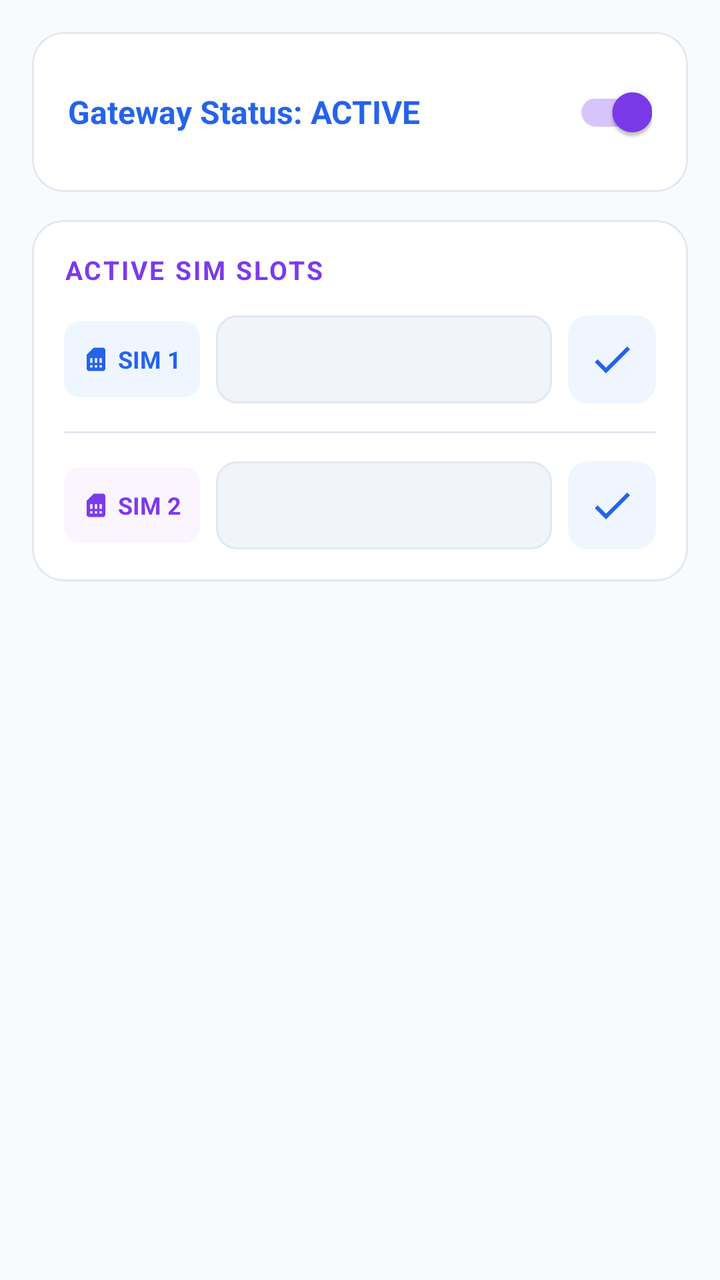
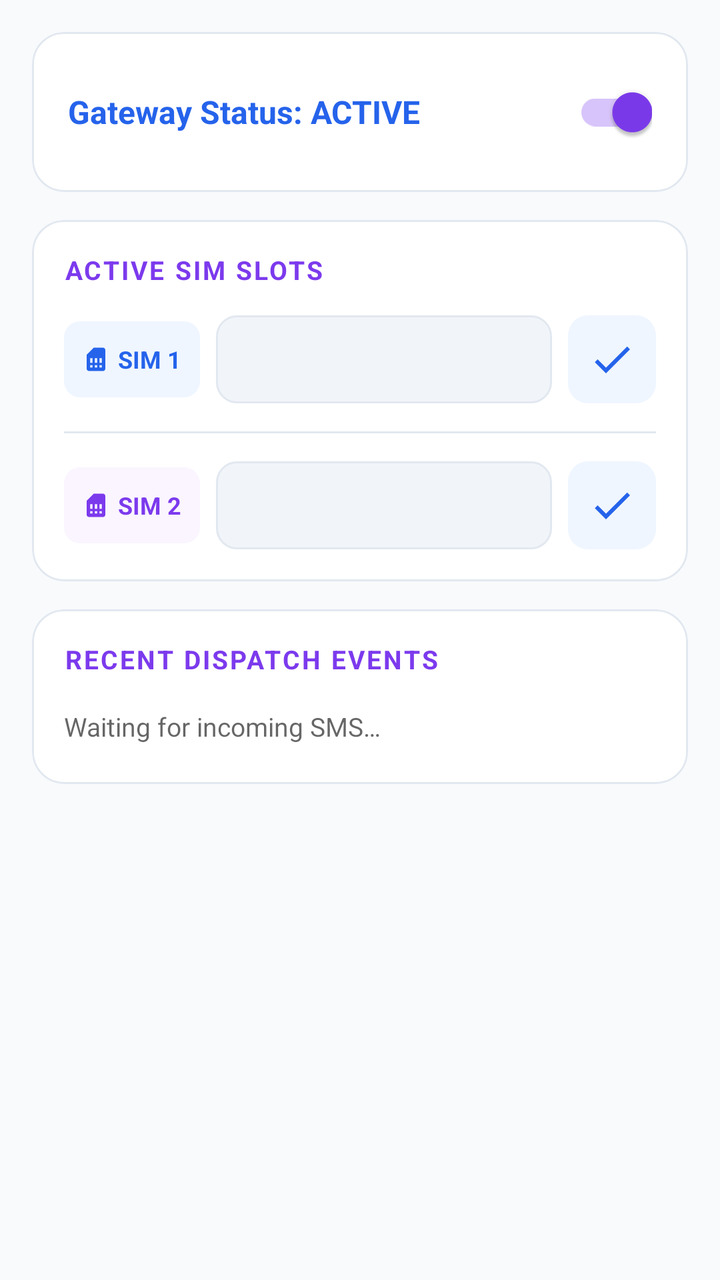

Two renders of the same Android screen: before a commit and after it. Below are the layout's source before the change and the commit's diff.
<!-- AndroidManifest.xml: application theme AppTheme -->
<!-- res/layout/activity_main.xml -->
<?xml version="1.0" encoding="utf-8"?>
<ScrollView xmlns:android="http://schemas.android.com/apk/res/android"
    xmlns:app="http://schemas.android.com/apk/res-auto"
    xmlns:tools="http://schemas.android.com/tools"
    android:layout_width="match_parent"
    android:layout_height="match_parent"
    android:fillViewport="true"
    android:background="@color/colorBackground"
    tools:context=".MainActivity">

    <LinearLayout
        android:layout_width="match_parent"
        android:layout_height="wrap_content"
        android:orientation="vertical"
        android:padding="16dp">

        
        <com.google.android.material.card.MaterialCardView
            android:layout_width="match_parent"
            android:layout_height="wrap_content"
            android:layout_marginBottom="14dp"
            app:cardCornerRadius="16dp"
            app:cardElevation="0dp"
            app:strokeWidth="1dp"
            app:strokeColor="@color/colorInputBorder"
            app:cardBackgroundColor="@color/colorSurface">

            <RelativeLayout
                android:layout_width="match_parent"
                android:layout_height="wrap_content"
                android:paddingStart="18dp"
                android:paddingEnd="18dp"
                android:paddingTop="16dp"
                android:paddingBottom="16dp">

                <TextView
                    android:id="@+id/text_status"
                    android:layout_width="wrap_content"
                    android:layout_height="wrap_content"
                    android:layout_alignParentStart="true"
                    android:layout_centerVertical="true"
                    android:layout_toStartOf="@+id/switch_master"
                    android:text="@string/status_active"
                    android:textColor="@color/colorPrimary"
                    android:textSize="16sp"
                    android:textStyle="bold" />

                <androidx.appcompat.widget.SwitchCompat
                    android:id="@+id/switch_master"
                    android:layout_width="wrap_content"
                    android:layout_height="wrap_content"
                    android:layout_alignParentEnd="true"
                    android:layout_centerVertical="true"
                    android:checked="true" />
            </RelativeLayout>
        </com.google.android.material.card.MaterialCardView>

        
        <com.google.android.material.card.MaterialCardView
            android:layout_width="match_parent"
            android:layout_height="wrap_content"
            app:cardCornerRadius="16dp"
            app:cardElevation="0dp"
            app:strokeWidth="1dp"
            app:strokeColor="@color/colorInputBorder"
            app:cardBackgroundColor="@color/colorSurface">

            <LinearLayout
                android:layout_width="match_parent"
                android:layout_height="wrap_content"
                android:orientation="vertical"
                android:padding="16dp">

                <TextView
                    android:layout_width="wrap_content"
                    android:layout_height="wrap_content"
                    android:layout_marginBottom="14dp"
                    android:text="@string/label_sim_section"
                    style="@style/AppTheme.SectionHeader" />

                
                <LinearLayout
                    android:layout_width="match_parent"
                    android:layout_height="wrap_content"
                    android:gravity="center_vertical"
                    android:orientation="horizontal">

                    
                    <LinearLayout
                        android:layout_width="68dp"
                        android:layout_height="38dp"
                        android:gravity="center"
                        android:orientation="horizontal"
                        android:background="@drawable/bg_badge_sim1">

                        <ImageView
                            android:layout_width="14dp"
                            android:layout_height="14dp"
                            android:src="@drawable/ic_sim_card"
                            app:tint="@color/colorSim1Text" />

                        <TextView
                            android:layout_width="wrap_content"
                            android:layout_height="wrap_content"
                            android:layout_marginStart="4dp"
                            android:text="@string/label_sim1"
                            android:textColor="@color/colorSim1Text"
                            android:textSize="12sp"
                            android:textStyle="bold" />
                    </LinearLayout>

                    
                    <EditText
                        android:id="@+id/input_sim1"
                        android:layout_width="0dp"
                        android:layout_height="44dp"
                        android:layout_weight="1"
                        android:layout_marginStart="8dp"
                        android:layout_marginEnd="8dp"
                        android:background="@drawable/bg_input_field"
                        android:inputType="phone"
                        android:maxLines="1"
                        android:paddingStart="12dp"
                        android:paddingEnd="12dp"
                        android:textColor="?android:attr/textColorPrimary"
                        android:textSize="15sp"
                        android:fontFamily="sans-serif-medium"
                        android:importantForAutofill="no" />

                    
                    <ImageButton
                        android:id="@+id/btn_save_sim1"
                        android:layout_width="44dp"
                        android:layout_height="44dp"
                        android:background="@drawable/bg_btn_save"
                        android:src="@drawable/ic_check_save"
                        app:tint="@color/colorSaveBtnIcon"
                        android:padding="10dp"
                        android:contentDescription="Save SIM 1" />
                </LinearLayout>

                
                <View
                    android:layout_width="match_parent"
                    android:layout_height="1dp"
                    android:layout_marginTop="14dp"
                    android:layout_marginBottom="14dp"
                    android:background="@color/colorDivider" />

                
                <LinearLayout
                    android:layout_width="match_parent"
                    android:layout_height="wrap_content"
                    android:gravity="center_vertical"
                    android:orientation="horizontal">

                    
                    <LinearLayout
                        android:layout_width="68dp"
                        android:layout_height="38dp"
                        android:gravity="center"
                        android:orientation="horizontal"
                        android:background="@drawable/bg_badge_sim2">

                        <ImageView
                            android:layout_width="14dp"
                            android:layout_height="14dp"
                            android:src="@drawable/ic_sim_card"
                            app:tint="@color/colorSim2Text" />

                        <TextView
                            android:layout_width="wrap_content"
                            android:layout_height="wrap_content"
                            android:layout_marginStart="4dp"
                            android:text="@string/label_sim2"
                            android:textColor="@color/colorSim2Text"
                            android:textSize="12sp"
                            android:textStyle="bold" />
                    </LinearLayout>

                    
                    <EditText
                        android:id="@+id/input_sim2"
                        android:layout_width="0dp"
                        android:layout_height="44dp"
                        android:layout_weight="1"
                        android:layout_marginStart="8dp"
                        android:layout_marginEnd="8dp"
                        android:background="@drawable/bg_input_field"
                        android:inputType="phone"
                        android:maxLines="1"
                        android:paddingStart="12dp"
                        android:paddingEnd="12dp"
                        android:textColor="?android:attr/textColorPrimary"
                        android:textSize="15sp"
                        android:fontFamily="sans-serif-medium"
                        android:importantForAutofill="no" />

                    
                    <ImageButton
                        android:id="@+id/btn_save_sim2"
                        android:layout_width="44dp"
                        android:layout_height="44dp"
                        android:background="@drawable/bg_btn_save"
                        android:src="@drawable/ic_check_save"
                        app:tint="@color/colorSaveBtnIcon"
                        android:padding="10dp"
                        android:contentDescription="Save SIM 2" />
                </LinearLayout>

            </LinearLayout>
        </com.google.android.material.card.MaterialCardView>

    </LinearLayout>
</ScrollView>
<!-- resources referenced by this layout -->
<resources>
  <color name="colorBackground">#F8FAFC</color>
  <color name="colorDivider">#E2E8F0</color>
  <color name="colorInputBorder">#E2E8F0</color>
  <color name="colorPrimary">#2563EB</color>
  <color name="colorSaveBtnIcon">#2563EB</color>
  <color name="colorSim1Text">#2563EB</color>
  <color name="colorSim2Text">#7C3AED</color>
  <color name="colorSurface">#FFFFFF</color>
  <!-- drawable bg_badge_sim1 (drawable) -->
  <?xml version="1.0" encoding="utf-8"?>
  <shape xmlns:android="http://schemas.android.com/apk/res/android"
      android:shape="rectangle">
      <solid android:color="@color/colorSim1BadgeBg" />
      <corners android:radius="8dp" />
  </shape>
  <!-- drawable bg_badge_sim2 (drawable) -->
  <?xml version="1.0" encoding="utf-8"?>
  <shape xmlns:android="http://schemas.android.com/apk/res/android"
      android:shape="rectangle">
      <solid android:color="@color/colorSim2BadgeBg" />
      <corners android:radius="8dp" />
  </shape>
  <!-- drawable bg_btn_save (drawable) -->
  <?xml version="1.0" encoding="utf-8"?>
  <ripple xmlns:android="http://schemas.android.com/apk/res/android"
      android:color="?attr/colorControlHighlight">
      <item>
          <shape android:shape="rectangle">
              <solid android:color="@color/colorSaveBtnBg" />
              <corners android:radius="10dp" />
          </shape>
      </item>
  </ripple>
  <!-- drawable bg_input_field (drawable) -->
  <?xml version="1.0" encoding="utf-8"?>
  <shape xmlns:android="http://schemas.android.com/apk/res/android"
      android:shape="rectangle">
      <solid android:color="@color/colorInputBackground" />
      <stroke
          android:width="1dp"
          android:color="@color/colorInputBorder" />
      <corners android:radius="10dp" />
  </shape>
  <!-- drawable ic_check_save (drawable) -->
  <vector xmlns:android="http://schemas.android.com/apk/res/android"
      android:width="24dp"
      android:height="24dp"
      android:viewportWidth="24"
      android:viewportHeight="24">
      <path
          android:fillColor="#FFFFFFFF"
          android:pathData="M9 16.17L4.83 12l-1.42 1.41L9 19 21 7l-1.41-1.41z"/>
  </vector>
  <!-- drawable ic_sim_card (drawable) -->
  <vector xmlns:android="http://schemas.android.com/apk/res/android"
      android:width="24dp"
      android:height="24dp"
      android:viewportWidth="24"
      android:viewportHeight="24">
      <path
          android:fillColor="#FFFFFFFF"
          android:pathData="M19.99 4c0-1.1-.89-2-1.99-2h-8L4 8v12c0 1.1.9 2 2 2h12.01c1.1 0 1.99-.9 1.99-2l-.01-16zM9 19H7v-2h2v2zm8 0h-2v-2h2v2zm-4 0h-2v-2h2v2zm4-4h-2v-4h2v4zm-4 0h-2v-4h2v4zm-4 0H7v-4h2v4z"/>
  </vector>
  <string name="label_sim1">SIM 1</string>
  <string name="label_sim2">SIM 2</string>
  <string name="label_sim_section">ACTIVE SIM SLOTS</string>
  <string name="status_active">Gateway Status: ACTIVE</string>
  <style name="AppTheme.SectionHeader" parent="">
          <item name="android:textSize">13sp</item>
          <item name="android:textStyle">bold</item>
          <item name="android:textColor">?attr/colorAccent</item>
          <item name="android:textAllCaps">true</item>
          <item name="android:letterSpacing">0.08</item>
      </style>
  <style name="AppTheme" parent="Base.AppTheme" />
  <color name="colorSim1BadgeBg">#EFF6FF</color>
  <color name="colorSim2BadgeBg">#FAF5FF</color>
  <color name="colorSaveBtnBg">#EFF6FF</color>
  <color name="colorInputBackground">#F1F5F9</color>
  <color name="colorStatusBar">#F8FAFC</color>
  <color name="colorAccent">#7C3AED</color>
  <style name="AppTheme.ActionBar" parent="Widget.AppCompat.ActionBar.Solid">
          <item name="background">@color/colorSurface</item>
          <item name="elevation">3dp</item>
      </style>
  <!-- unchanged entries left out for length: 1 -->
</resources>

<!-- the commit's change to res/layout/activity_main.xml (unified diff, before → after) -->
@@ -211,5 +211,51 @@
             </LinearLayout>
         </com.google.android.material.card.MaterialCardView>
 
+        
+        <com.google.android.material.card.MaterialCardView
+            android:layout_width="match_parent"
+            android:layout_height="wrap_content"
+            android:layout_marginTop="14dp"
+            app:cardCornerRadius="16dp"
+            app:cardElevation="0dp"
+            app:strokeWidth="1dp"
+            app:strokeColor="@color/colorInputBorder"
+            app:cardBackgroundColor="@color/colorSurface">
+
+            <LinearLayout
+                android:layout_width="match_parent"
+                android:layout_height="wrap_content"
+                android:orientation="vertical"
+                android:padding="16dp">
+
+                <TextView
+                    android:layout_width="wrap_content"
+                    android:layout_height="wrap_content"
+                    android:layout_marginBottom="12dp"
+                    android:text="@string/label_recent_events"
+                    style="@style/AppTheme.SectionHeader" />
+
+                
+                <TextView
+                    android:id="@+id/text_events_empty"
+                    android:layout_width="match_parent"
+                    android:layout_height="wrap_content"
+                    android:text="@string/status_events_empty"
+                    android:textColor="?android:attr/textColorSecondary"
+                    android:textSize="13sp"
+                    android:paddingTop="4dp"
+                    android:paddingBottom="4dp" />
+
+                
+                <LinearLayout
+                    android:id="@+id/container_events"
+                    android:layout_width="match_parent"
+                    android:layout_height="wrap_content"
+                    android:orientation="vertical"
+                    android:visibility="gone" />
+
+            </LinearLayout>
+        </com.google.android.material.card.MaterialCardView>
+
     </LinearLayout>
 </ScrollView>
<!-- resource entries referenced after the edit -->
@@ -63,10 +63,12 @@
           android:fillColor="#FFFFFFFF"
           android:pathData="M19.99 4c0-1.1-.89-2-1.99-2h-8L4 8v12c0 1.1.9 2 2 2h12.01c1.1 0 1.99-.9 1.99-2l-.01-16zM9 19H7v-2h2v2zm8 0h-2v-2h2v2zm-4 0h-2v-2h2v2zm4-4h-2v-4h2v4zm-4 0h-2v-4h2v4zm-4 0H7v-4h2v4z"/>
   </vector>
+  <string name="label_recent_events">RECENT DISPATCH EVENTS</string>
   <string name="label_sim1">SIM 1</string>
   <string name="label_sim2">SIM 2</string>
   <string name="label_sim_section">ACTIVE SIM SLOTS</string>
   <string name="status_active">Gateway Status: ACTIVE</string>
+  <string name="status_events_empty">Waiting for incoming SMS…</string>
   <style name="AppTheme.SectionHeader" parent="">
           <item name="android:textSize">13sp</item>
           <item name="android:textStyle">bold</item>
